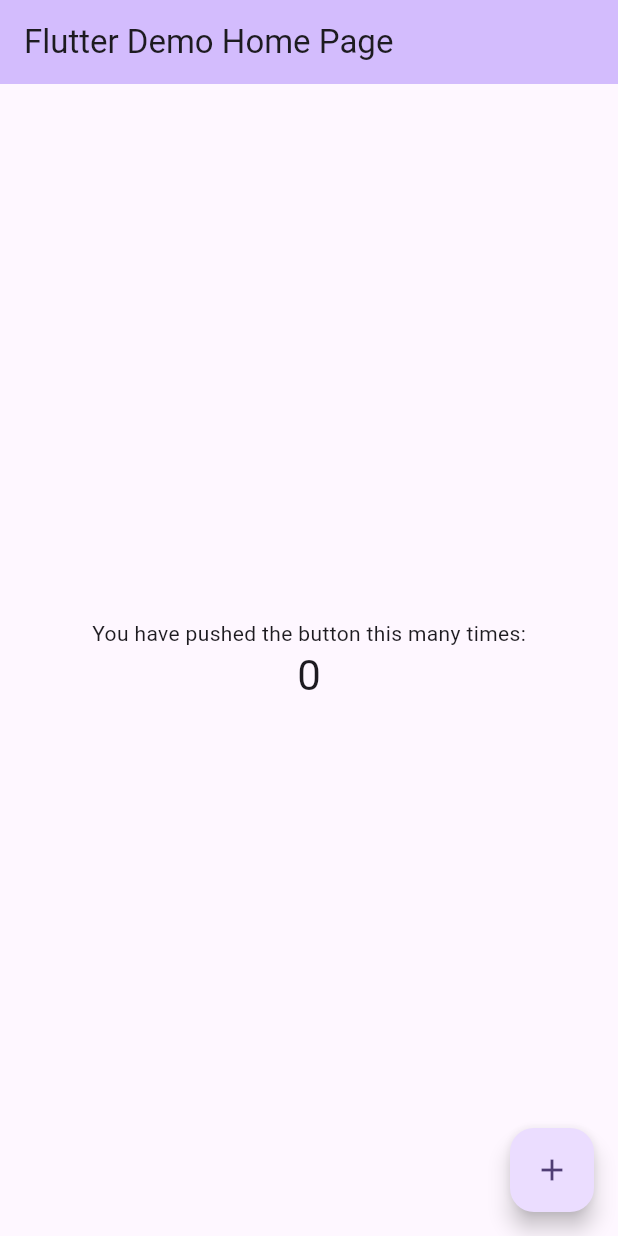
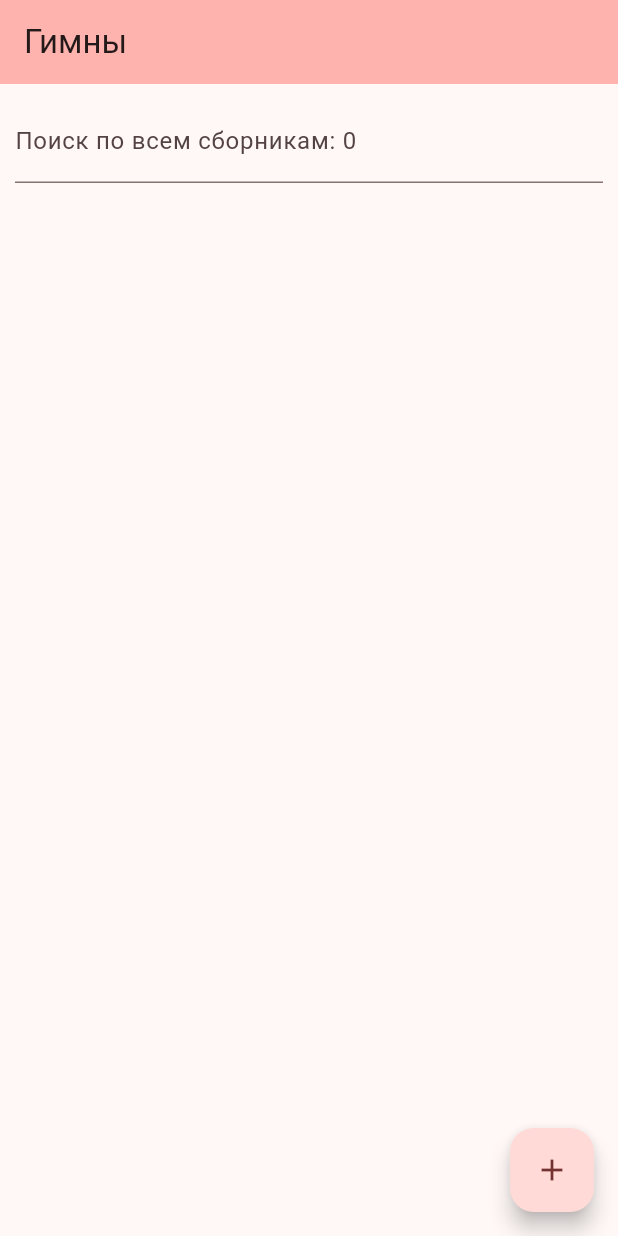
Before and after one commit to Vqcheslav/hymns_app, a Flutter app: the screen it shows after launch, on a phone screen of 412 x 824 dp. Run offline on Flutter 3.47's test engine with Material 3 defaults, Android fonts, the light colour scheme and no system bars.

Commit message:
Removed comments. Added the TextFormField

```diff
--- a/lib/main.dart
+++ b/lib/main.dart
@@ -7,45 +7,20 @@
 class MyApp extends StatelessWidget {
   const MyApp({super.key});
 
-  // This widget is the root of your application.
   @override
   Widget build(BuildContext context) {
     return MaterialApp(
       title: 'Flutter Demo',
       theme: ThemeData(
-        // This is the theme of your application.
-        //
-        // TRY THIS: Try running your application with "flutter run". You'll see
-        // the application has a purple toolbar. Then, without quitting the app,
-        // try changing the seedColor in the colorScheme below to Colors.green
-        // and then invoke "hot reload" (save your changes or press the "hot
-        // reload" button in a Flutter-supported IDE, or press "r" if you used
-        // the command line to start the app).
-        //
-        // Notice that the counter didn't reset back to zero; the application
-        // state is not lost during the reload. To reset the state, use hot
-        // restart instead.
-        //
-        // This works for code too, not just values: Most code changes can be
-        // tested with just a hot reload.
-        colorScheme: ColorScheme.fromSeed(seedColor: Colors.deepPurple),
+        colorScheme: ColorScheme.fromSeed(seedColor: Colors.redAccent),
       ),
-      home: const MyHomePage(title: 'Flutter Demo Home Page'),
+      home: const MyHomePage(title: 'Гимны'),
     );
   }
 }
 
 class MyHomePage extends StatefulWidget {
   const MyHomePage({super.key, required this.title});
-
-  // This widget is the home page of your application. It is stateful, meaning
-  // that it has a State object (defined below) that contains fields that affect
-  // how it looks.
-
-  // This class is the configuration for the state. It holds the values (in this
-  // case the title) provided by the parent (in this case the App widget) and
-  // used by the build method of the State. Fields in a Widget subclass are
-  // always marked "final".
 
   final String title;
 
@@ -58,57 +33,23 @@
 
   void _incrementCounter() {
     setState(() {
-      // This call to setState tells the Flutter framework that something has
-      // changed in this State, which causes it to rerun the build method below
-      // so that the display can reflect the updated values. If we changed
-      // _counter without calling setState(), then the build method would not be
-      // called again, and so nothing would appear to happen.
       _counter++;
     });
   }
 
   @override
   Widget build(BuildContext context) {
-    // This method is rerun every time setState is called, for instance as done
-    // by the _incrementCounter method above.
-    //
-    // The Flutter framework has been optimized to make rerunning build methods
-    // fast, so that you can just rebuild anything that needs updating rather
-    // than having to individually change instances of widgets.
     return Scaffold(
       appBar: AppBar(
-        // TRY THIS: Try changing the color here to a specific color (to
-        // Colors.amber, perhaps?) and trigger a hot reload to see the AppBar
-        // change color while the other colors stay the same.
         backgroundColor: Theme.of(context).colorScheme.inversePrimary,
-        // Here we take the value from the MyHomePage object that was created by
-        // the App.build method, and use it to set our appbar title.
         title: Text(widget.title),
       ),
-      body: Center(
-        // Center is a layout widget. It takes a single child and positions it
-        // in the middle of the parent.
+      body: Padding(
+        padding: EdgeInsets.all(10),
         child: Column(
-          // Column is also a layout widget. It takes a list of children and
-          // arranges them vertically. By default, it sizes itself to fit its
-          // children horizontally, and tries to be as tall as its parent.
-          //
-          // Column has various properties to control how it sizes itself and
-          // how it positions its children. Here we use mainAxisAlignment to
-          // center the children vertically; the main axis here is the vertical
-          // axis because Columns are vertical (the cross axis would be
-          // horizontal).
-          //
-          // TRY THIS: Invoke "debug painting" (choose the "Toggle Debug Paint"
-          // action in the IDE, or press "p" in the console), to see the
-          // wireframe for each widget.
-          mainAxisAlignment: MainAxisAlignment.center,
+          mainAxisAlignment: MainAxisAlignment.start,
           children: <Widget>[
-            const Text('You have pushed the button this many times:'),
-            Text(
-              '$_counter',
-              style: Theme.of(context).textTheme.headlineMedium,
-            ),
+            TextFormField(decoration: InputDecoration(labelText: "Поиск по всем сборникам: $_counter")),
           ],
         ),
       ),
@@ -116,7 +57,7 @@
         onPressed: _incrementCounter,
         tooltip: 'Increment',
         child: const Icon(Icons.add),
-      ), // This trailing comma makes auto-formatting nicer for build methods.
+      ),
     );
   }
 }
```
